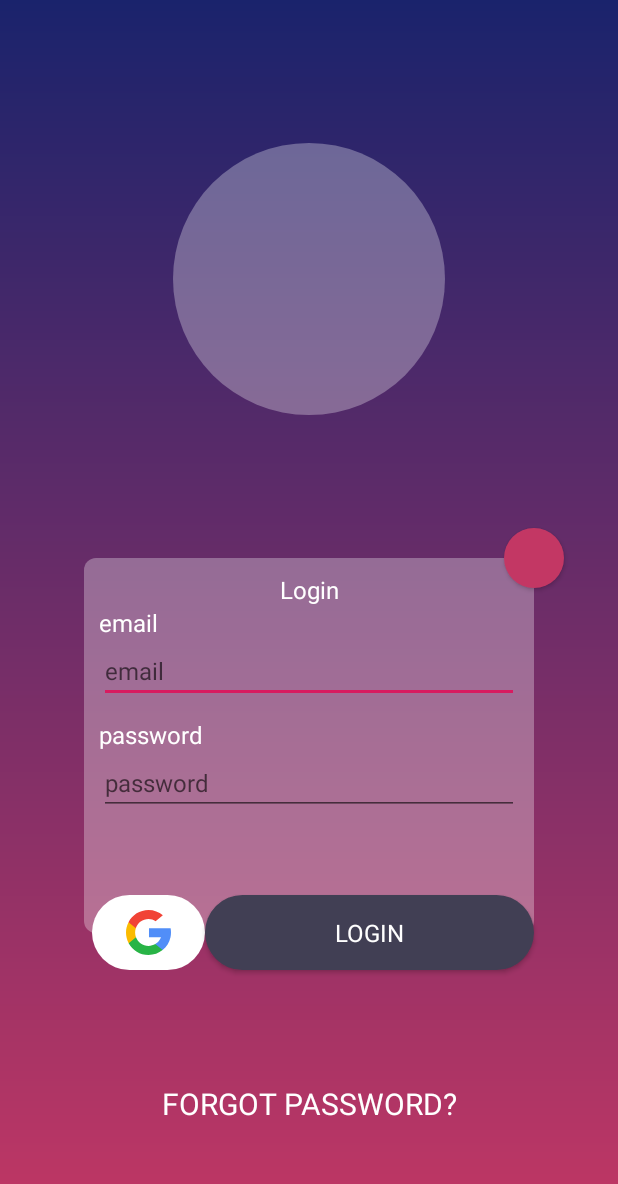
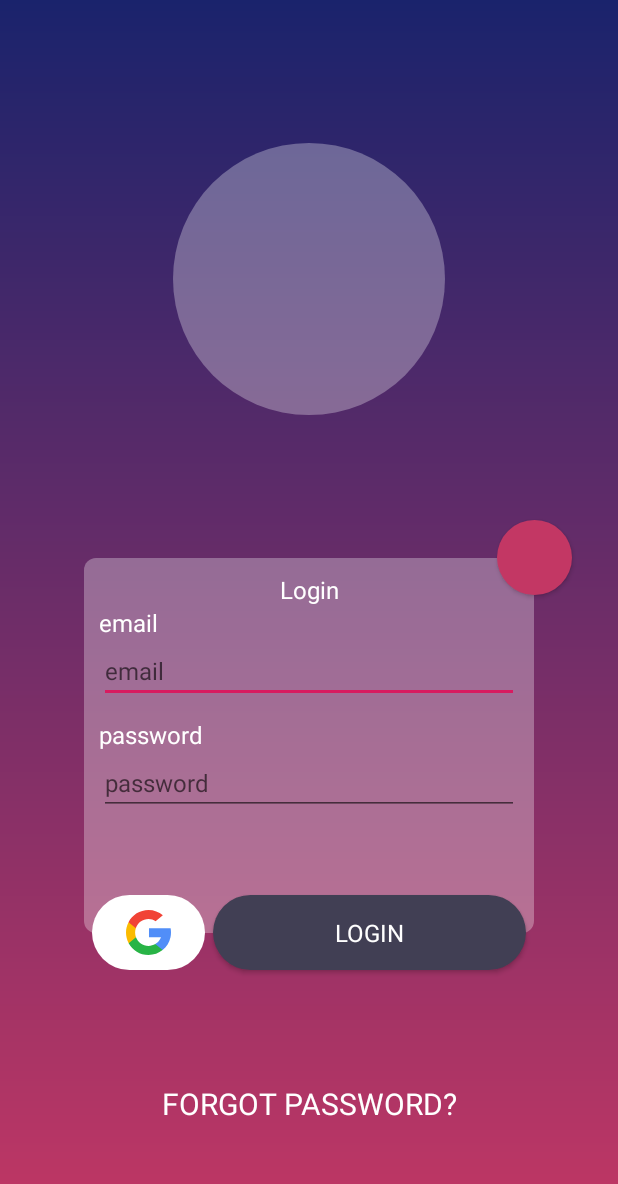
Before and after one commit to Setesh95/Fichapp, an Android app: the screen it shows after launch (MainActivity), on a phone screen of 412 x 824 dp. Shown: the top 1184 px of the screen. Run offline under Robolectric (Android 15) with nearby library versions, the phone set to English and light mode, and no system bars.

Commit message:
[FA-1] Margin to LOGIN button and more size to Register

```diff
--- a/app/src/main/res/layout/activity_main.xml
+++ b/app/src/main/res/layout/activity_main.xml
@@ -34,8 +34,8 @@
 
     <Button
         android:id="@+id/register"
-        android:layout_width="40dp"
-        android:layout_height="40dp"
+        android:layout_width="50dp"
+        android:layout_height="50dp"
         android:background="@drawable/login_register_button"
         app:layout_constraintBottom_toTopOf="@id/input_card"
         app:layout_constraintDimensionRatio="W,1:1"
@@ -131,6 +131,8 @@
         android:textAlignment="center"
         android:textSize="16sp"
         android:textColor="@color/login_text"
+        android:layout_marginEnd="5dp"
+        android:layout_marginStart="5dp"
         app:layout_constraintBottom_toBottomOf="@id/input_card"
         app:layout_constraintLeft_toRightOf="@id/google"
         app:layout_constraintRight_toRightOf="@id/input_card"
```
